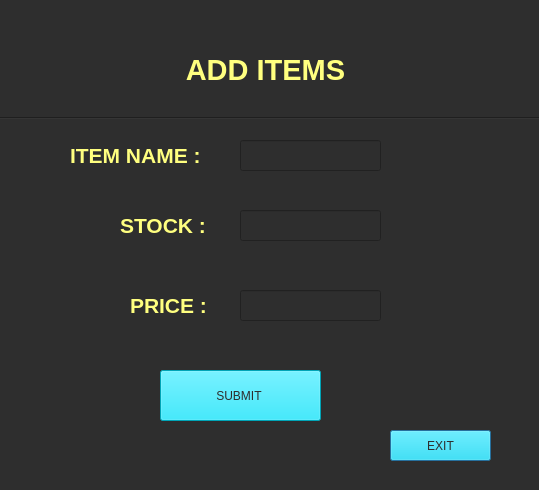
Qt form add_update.ui (mesum-abbas/Canteen_Managment_System) before a commit.
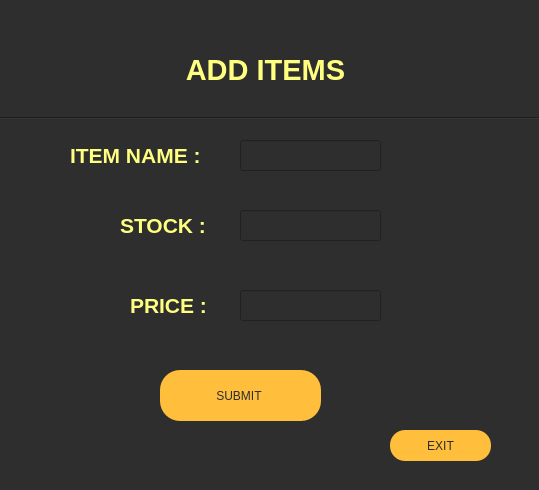
The same form after that commit.

Patch:
```diff
--- a/add_update.ui
+++ b/add_update.ui
@@ -141,8 +141,9 @@
    <property name="styleSheet">
     <string notr="true">font: 12pt &quot;Segoe UI&quot;;
 font: 12pt &quot;Segoe UI&quot;;
-background-color: rgb(0, 229, 255);
-color: rgb(46, 46, 46);</string>
+background-color: rgb(255, 191, 60);
+color: rgb(46, 46, 46);
+border-radius:15px;</string>
    </property>
    <property name="text">
     <string>EXIT</string>
@@ -158,10 +159,15 @@
     </rect>
    </property>
    <property name="styleSheet">
-    <string notr="true">font: 12pt &quot;Segoe UI&quot;;
+    <string notr="true">
 font: 12pt &quot;Segoe UI&quot;;
-background-color: rgb(0, 229, 255);
-color: rgb(46, 46, 46);</string>
+font: 12pt &quot;Segoe UI&quot;;
+background-color: rgb(255, 191, 60);
+color: rgb(46, 46, 46);
+border-radius:20px;
+
+
+</string>
    </property>
    <property name="text">
     <string>SUBMIT </string>
```
